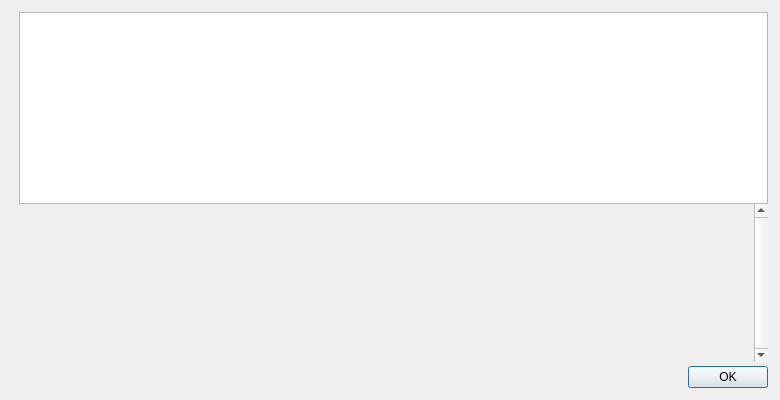
Before: the Qt Designer form src/qt/forms/helpmessagedialog.ui in VaporumCoin/VaporumOcean-0.7.2, drawn with Qt 5.
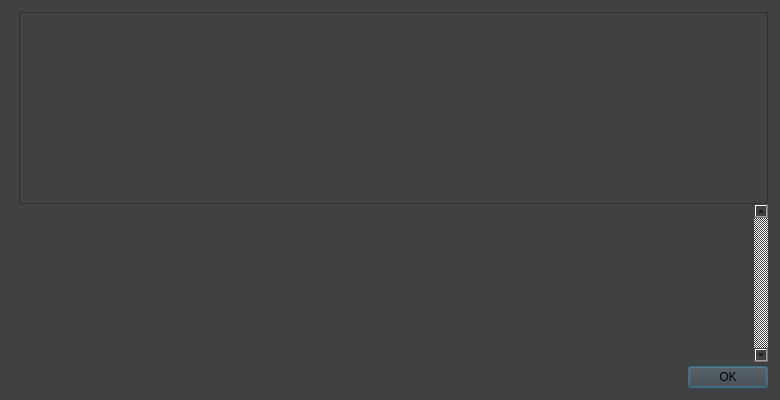
After: the same form once the commit is applied. Icons and pictures are not drawn.

What changed in the file:
```diff
--- a/src/qt/forms/helpmessagedialog.ui
+++ b/src/qt/forms/helpmessagedialog.ui
@@ -10,6 +10,9 @@
     <height>400</height>
    </rect>
   </property>
+  <property name="styleSheet">
+   <string notr="true">background-color: rgb(64, 65, 66);</string>
+  </property>
   <layout class="QHBoxLayout" name="horizontalLayout_2">
    <property name="spacing">
     <number>0</number>
@@ -95,6 +98,14 @@
         <bool>true</bool>
        </property>
        <widget class="QWidget" name="scrollAreaWidgetContents">
+        <property name="geometry">
+         <rect>
+          <x>0</x>
+          <y>0</y>
+          <width>642</width>
+          <height>148</height>
+         </rect>
+        </property>
         <layout class="QVBoxLayout" name="verticalLayout_2">
          <item>
           <widget class="QLabel" name="aboutMessage">
```
